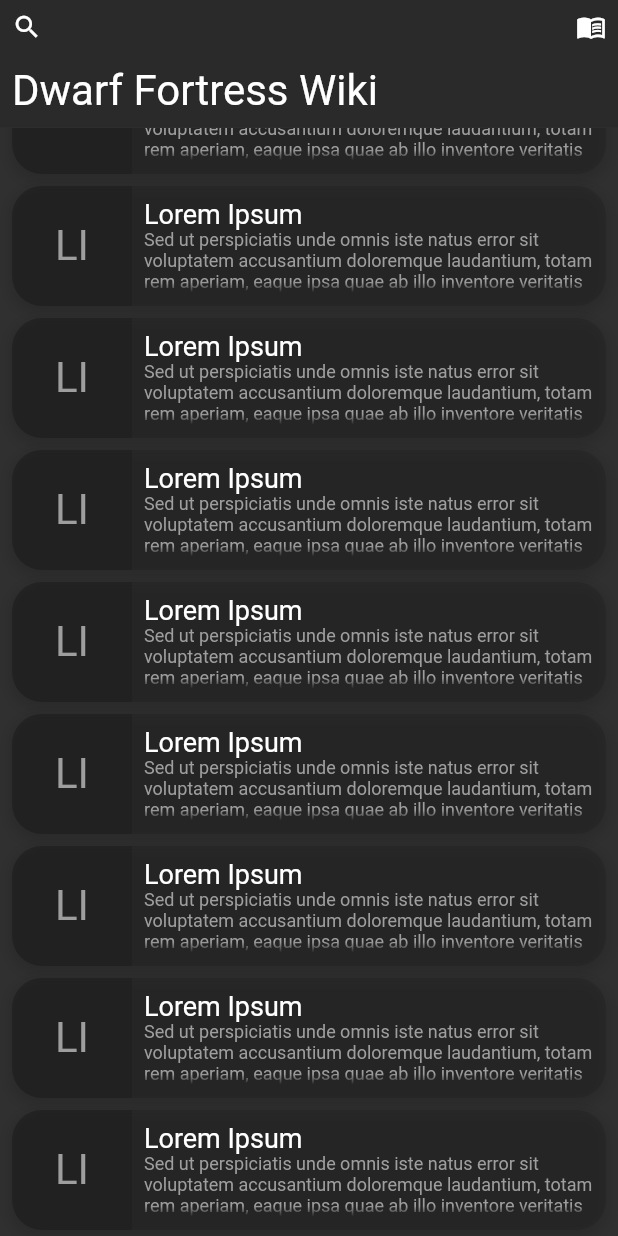
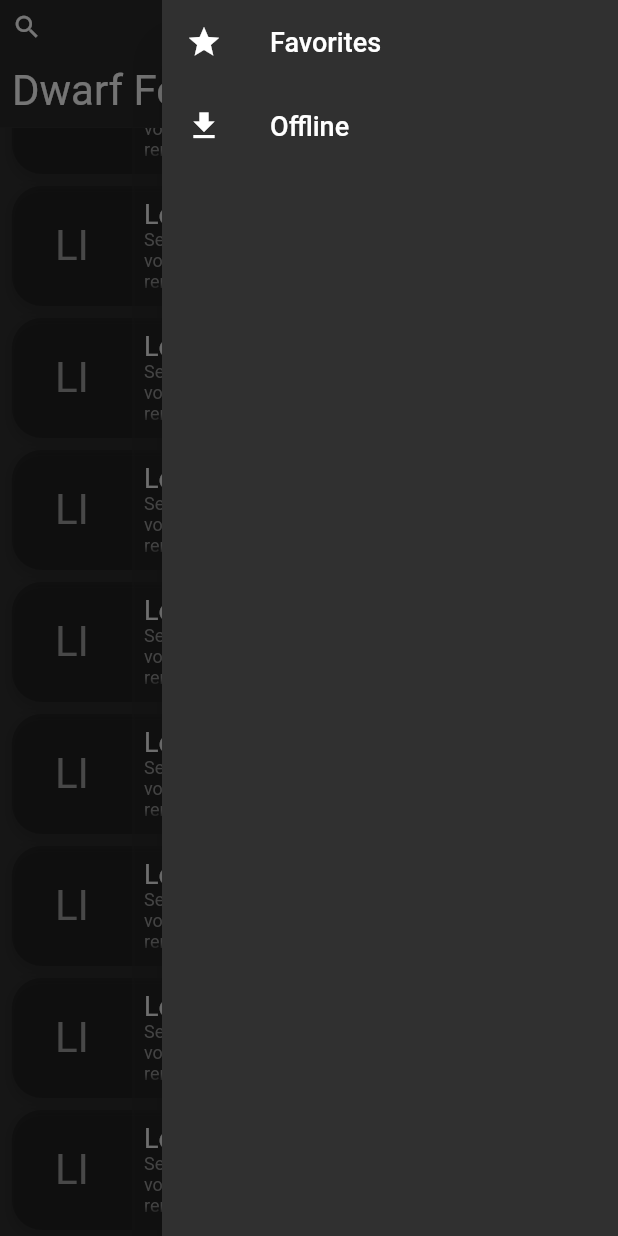
Before and after one commit to PaoloTorregroza/DFWikiMobile, a Flutter app: the screen it shows after launch, scrolled down 141 dp, after a tap on the "menu book" icon, on a phone screen of 412 x 824 dp. Run offline on Flutter 3.47's test engine with Material 2 defaults, Android fonts, the phone set to English and light mode, and no system bars; our stand-ins replace dio, flutter_widget_from_html; missing offline and left inert: fwfh_cached_network_image; Roboto replaces fonts that are missing (Times New Roman).

Commit message:
Slide home menu

```diff
--- /dev/null
+++ b/lib/components/home_slide_menu.dart
@@ -0,0 +1,43 @@
+import 'dart:developer';
+
+import 'package:df_wiki/styles/text.dart';
+import 'package:flutter/material.dart';
+
+class HomeSlideMenu extends StatefulWidget {
+  const HomeSlideMenu({Key? key}) : super(key: key);
+
+  @override
+  State<HomeSlideMenu> createState() => _HomeSlideMenuState();
+}
+
+class _HomeSlideMenuState extends State<HomeSlideMenu> {
+  @override
+  Widget build(BuildContext context) {
+    return Drawer(
+      child: Column(
+        children: <Widget>[
+          ListTile(
+            leading: const Icon(Icons.star),
+            title: const Text(
+              'Favorites',
+              style: TextStyles.subtitle,
+            ),
+            onTap: () {
+              log('a');
+            },
+          ),
+          ListTile(
+            leading: const Icon(Icons.download),
+            title: const Text(
+              'Offline',
+              style: TextStyles.subtitle,
+            ),
+            onTap: () {
+              log('a');
+            },
+          ),
+        ],
+      ),
+    );
+  }
+}
--- a/lib/pages/home.dart
+++ b/lib/pages/home.dart
@@ -1,5 +1,6 @@
 import 'package:df_wiki/components/df_icon_button.dart';
 import 'package:df_wiki/components/favorite_card.dart';
+import 'package:df_wiki/components/home_slide_menu.dart';
 import 'package:df_wiki/pages/search.dart';
 import 'package:df_wiki/styles/slide_animation.dart';
 import 'package:flutter/material.dart';
@@ -12,11 +13,15 @@
 }
 
 class DFHomeState extends State<DFHome> {
+  final GlobalKey<ScaffoldState> _key = GlobalKey();
+
   @override
   Widget build(BuildContext context) {
     return SafeArea(
       bottom: false,
       child: Scaffold(
+        key: _key,
+        endDrawer: const HomeSlideMenu(),
         body: Column(
           children: <Widget>[
             Container(
@@ -42,7 +47,9 @@
                         const Spacer(),
                         DFIconButton(
                           icon: const Icon(Icons.menu_book),
-                          onPressed: () {},
+                          onPressed: () {
+                            _key.currentState!.openEndDrawer();
+                          },
                         ),
                       ],
                     ),
```
